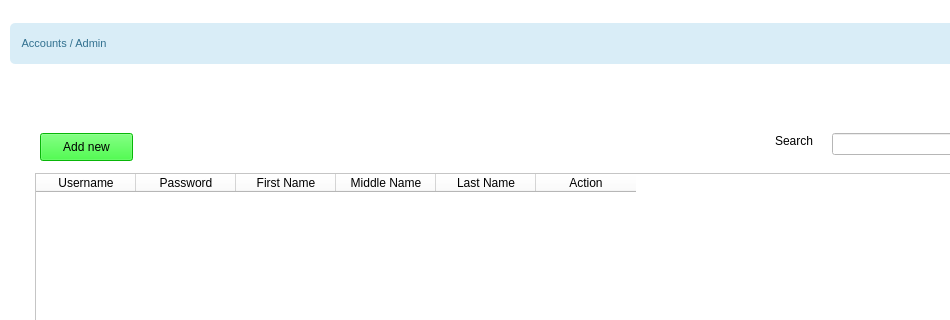
Qt form SARS.ui (marcsandiego/SARS-DESKTOP) before a commit; both pictures show x 0 to 950 and y 117 to 437 of the 1145 by 713 pixel window.
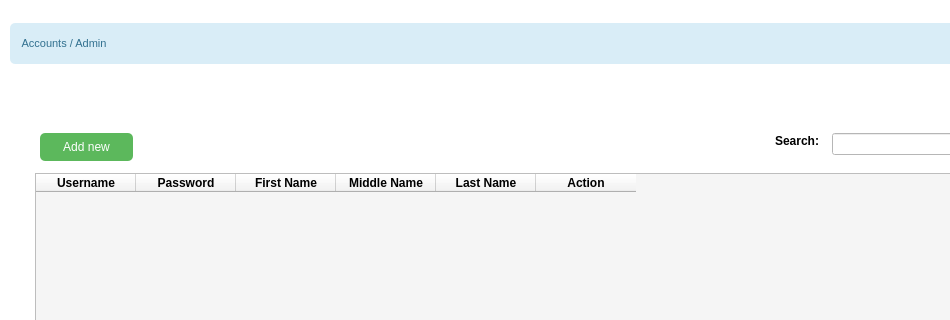
The same form after that commit. The open tabs and pages were chosen to show the change. Icons and pictures are not drawn.

```diff
--- a/SARS.ui
+++ b/SARS.ui
@@ -643,88 +643,169 @@
         <property name="palette">
          <palette>
           <active>
+           <colorrole role="WindowText">
+            <brush brushstyle="SolidPattern">
+             <color alpha="255">
+              <red>255</red>
+              <green>255</green>
+              <blue>255</blue>
+             </color>
+            </brush>
+           </colorrole>
            <colorrole role="Button">
             <brush brushstyle="SolidPattern">
              <color alpha="255">
-              <red>11</red>
+              <red>92</red>
+              <green>184</green>
+              <blue>92</blue>
+             </color>
+            </brush>
+           </colorrole>
+           <colorrole role="Text">
+            <brush brushstyle="SolidPattern">
+             <color alpha="255">
+              <red>255</red>
               <green>255</green>
-              <blue>11</blue>
+              <blue>255</blue>
+             </color>
+            </brush>
+           </colorrole>
+           <colorrole role="ButtonText">
+            <brush brushstyle="SolidPattern">
+             <color alpha="255">
+              <red>255</red>
+              <green>255</green>
+              <blue>255</blue>
              </color>
             </brush>
            </colorrole>
            <colorrole role="Base">
             <brush brushstyle="SolidPattern">
              <color alpha="255">
-              <red>11</red>
-              <green>255</green>
-              <blue>11</blue>
+              <red>92</red>
+              <green>184</green>
+              <blue>92</blue>
              </color>
             </brush>
            </colorrole>
            <colorrole role="Window">
             <brush brushstyle="SolidPattern">
              <color alpha="255">
-              <red>11</red>
-              <green>255</green>
-              <blue>11</blue>
+              <red>92</red>
+              <green>184</green>
+              <blue>92</blue>
              </color>
             </brush>
            </colorrole>
           </active>
           <inactive>
+           <colorrole role="WindowText">
+            <brush brushstyle="SolidPattern">
+             <color alpha="255">
+              <red>255</red>
+              <green>255</green>
+              <blue>255</blue>
+             </color>
+            </brush>
+           </colorrole>
            <colorrole role="Button">
             <brush brushstyle="SolidPattern">
              <color alpha="255">
-              <red>11</red>
+              <red>92</red>
+              <green>184</green>
+              <blue>92</blue>
+             </color>
+            </brush>
+           </colorrole>
+           <colorrole role="Text">
+            <brush brushstyle="SolidPattern">
+             <color alpha="255">
+              <red>255</red>
               <green>255</green>
-              <blue>11</blue>
+              <blue>255</blue>
+             </color>
+            </brush>
+           </colorrole>
+           <colorrole role="ButtonText">
+            <brush brushstyle="SolidPattern">
+             <color alpha="255">
+              <red>255</red>
+              <green>255</green>
+              <blue>255</blue>
              </color>
             </brush>
            </colorrole>
            <colorrole role="Base">
             <brush brushstyle="SolidPattern">
              <color alpha="255">
-              <red>11</red>
-              <green>255</green>
-              <blue>11</blue>
+              <red>92</red>
+              <green>184</green>
+              <blue>92</blue>
              </color>
             </brush>
            </colorrole>
            <colorrole role="Window">
             <brush brushstyle="SolidPattern">
              <color alpha="255">
-              <red>11</red>
-              <green>255</green>
-              <blue>11</blue>
+              <red>92</red>
+              <green>184</green>
+              <blue>92</blue>
              </color>
             </brush>
            </colorrole>
           </inactive>
           <disabled>
+           <colorrole role="WindowText">
+            <brush brushstyle="SolidPattern">
+             <color alpha="255">
+              <red>255</red>
+              <green>255</green>
+              <blue>255</blue>
+             </color>
+            </brush>
+           </colorrole>
            <colorrole role="Button">
             <brush brushstyle="SolidPattern">
              <color alpha="255">
-              <red>11</red>
+              <red>92</red>
+              <green>184</green>
+              <blue>92</blue>
+             </color>
+            </brush>
+           </colorrole>
+           <colorrole role="Text">
+            <brush brushstyle="SolidPattern">
+             <color alpha="255">
+              <red>255</red>
               <green>255</green>
-              <blue>11</blue>
+              <blue>255</blue>
+             </color>
+            </brush>
+           </colorrole>
+           <colorrole role="ButtonText">
+            <brush brushstyle="SolidPattern">
+             <color alpha="255">
+              <red>255</red>
+              <green>255</green>
+              <blue>255</blue>
              </color>
             </brush>
            </colorrole>
            <colorrole role="Base">
             <brush brushstyle="SolidPattern">
              <color alpha="255">
-              <red>11</red>
-              <green>255</green>
-              <blue>11</blue>
+              <red>92</red>
+              <green>184</green>
+              <blue>92</blue>
              </color>
             </brush>
            </colorrole>
            <colorrole role="Window">
             <brush brushstyle="SolidPattern">
              <color alpha="255">
-              <red>11</red>
-              <green>255</green>
-              <blue>11</blue>
+              <red>92</red>
+              <green>184</green>
+              <blue>92</blue>
              </color>
             </brush>
            </colorrole>
@@ -735,7 +816,11 @@
          <bool>false</bool>
         </property>
         <property name="styleSheet">
-         <string notr="true">background-color: #0bff0b
+         <string notr="true">background-color: #5cb85c;
+color:#fff;
+border-color: #4cae4c;
+border-radius:5px;
+
 </string>
         </property>
         <property name="text">
@@ -751,35 +836,83 @@
           <height>381</height>
          </rect>
         </property>
+        <property name="styleSheet">
+         <string notr="true">background-color:#f5f5f5;</string>
+        </property>
         <column>
          <property name="text">
           <string>Username</string>
          </property>
+         <property name="font">
+          <font>
+           <weight>75</weight>
+           <bold>true</bold>
+          </font>
+         </property>
+         <property name="foreground">
+          <brush brushstyle="NoBrush">
+           <color alpha="255">
+            <red>0</red>
+            <green>0</green>
+            <blue>0</blue>
+           </color>
+          </brush>
+         </property>
         </column>
         <column>
          <property name="text">
           <string>Password</string>
          </property>
+         <property name="font">
+          <font>
+           <weight>75</weight>
+           <bold>true</bold>
+          </font>
+         </property>
         </column>
         <column>
          <property name="text">
           <string>First Name</string>
          </property>
+         <property name="font">
+          <font>
+           <weight>75</weight>
+           <bold>true</bold>
+          </font>
+         </property>
         </column>
         <column>
          <property name="text">
           <string>Middle Name</string>
          </property>
+         <property name="font">
+          <font>
+           <weight>75</weight>
+           <bold>true</bold>
+          </font>
+         </property>
         </column>
         <column>
          <property name="text">
           <string>Last Name</string>
          </property>
+         <property name="font">
+          <font>
+           <weight>75</weight>
+           <bold>true</bold>
+          </font>
+         </property>
         </column>
         <column>
          <property name="text">
           <string>Action</string>
          </property>
+         <property name="font">
+          <font>
+           <weight>75</weight>
+           <bold>true</bold>
+          </font>
+         </property>
         </column>
        </widget>
        <widget class="QLineEdit" name="adminSearchFld">
@@ -801,8 +934,14 @@
           <height>16</height>
          </rect>
         </property>
+        <property name="font">
+         <font>
+          <weight>75</weight>
+          <bold>true</bold>
+         </font>
+        </property>
         <property name="text">
-         <string>Search</string>
+         <string>Search:</string>
         </property>
        </widget>
       </widget>
```
Left out of the diff: 146 changed lines with no effect on the pictures.
